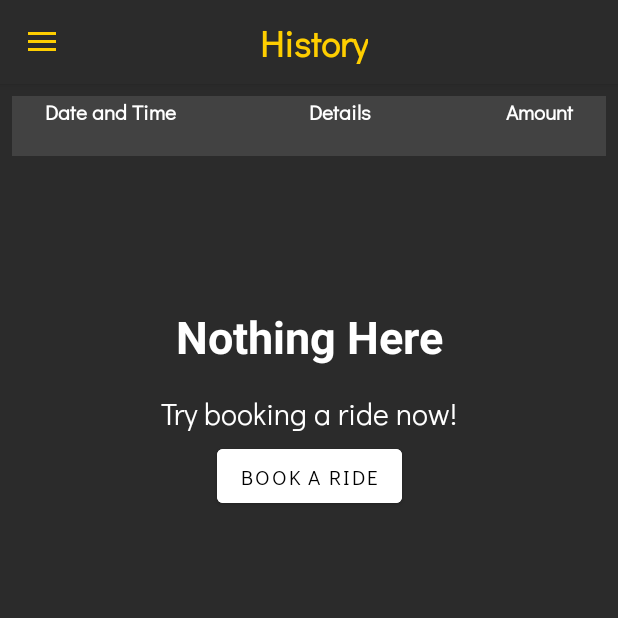
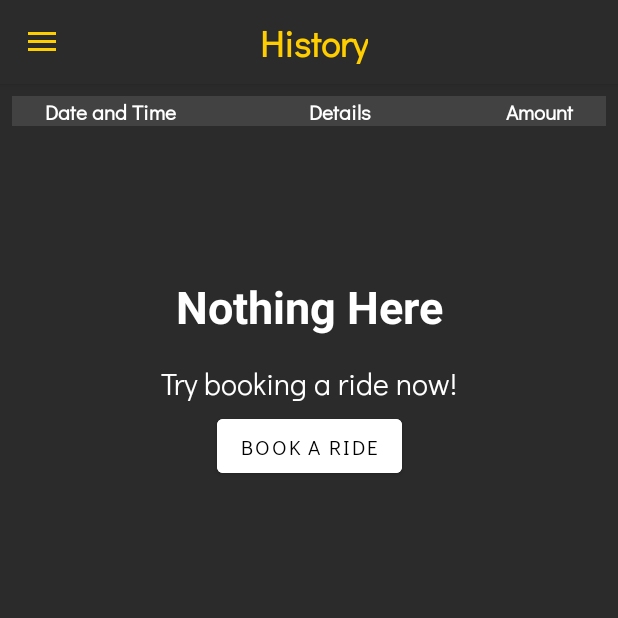
Before and after one commit to Evanchii/PayPoint, an Android app: the History screen opened directly, with no data from a screen before it, on a phone screen of 412 x 824 dp, the top half of it. Run offline under Robolectric (Android 15) with nearby library versions, the phone set to English and light mode, and no system bars; our stand-ins replace Firebase (no records; nobody signed in at launch, a user with empty details on screens opened directly).

Commit message:
fetch data in History

```diff
--- a/app/src/main/java/xyz/paypnt/paypoint/History.java
+++ b/app/src/main/java/xyz/paypnt/paypoint/History.java
@@ -5,6 +5,9 @@ import android.os.Bundle;
 import android.view.MenuItem;
 import android.view.View;
 import android.widget.Button;
+import android.widget.EditText;
+import android.widget.TableLayout;
+import android.widget.TableRow;
 import android.widget.TextView;
 import android.widget.Toast;
 
@@ -50,15 +53,27 @@ public class History extends AppCompatActivity implements NavigationView.OnNavig
         Button book = (Button) findViewById(R.id.his_book);
         book.setOnClickListener(v -> startActivity(new Intent(History.this, map_activity.class)));
 
+
+
+
         FirebaseAuth mAuth = FirebaseAuth.getInstance();
-        String uid= mAuth.getUid().toString();
+        String uid= mAuth.getCurrentUser().getUid();
         System.out.println(uid);
-        DatabaseReference dbref = FirebaseDatabase.getInstance().getReference().child("user").child(uid).child("History");
+        DatabaseReference dbref = FirebaseDatabase.getInstance().getReference().child("Users").child(uid).child("History");
         dbref.addListenerForSingleValueEvent(new ValueEventListener() {
             @Override
             public void onDataChange(@NonNull DataSnapshot snapshot) {
+
                 for (DataSnapshot a : snapshot.getChildren()) {
+
+
+
                     String dateTime = a.child("TimeDate").getValue().toString();
+                    String source = a.child("Source").getValue().toString();
+                    String destination = a.child("Destination").getValue().toString();
+                    String driver = a.child("Driver").getValue().toString();
+                    String type = a.child("Type").getValue().toString();
+                    String price = a.child("Price").getKey().toString();
                     System.out.println(dateTime);
 
 
--- a/app/src/main/res/layout/history.xml
+++ b/app/src/main/res/layout/history.xml
@@ -128,45 +128,6 @@
 
                     </TableRow>
 
-                    <TableRow
-                        android:id="@+id/his_Table"
-                        android:layout_width="match_parent"
-                        android:layout_height="match_parent" >
-
-                        <TextView
-                            android:id="@+id/his_DateTime"
-                            android:layout_width="wrap_content"
-                            android:layout_height="wrap_content"
-                            android:layout_weight="1"
-                            android:background="#A3515151"
-                            android:fontFamily="@font/main_font"
-                            android:textAlignment="center"
-                            android:textColor="@color/white"
-                            android:textStyle="bold"  />
-
-                        <TextView
-                            android:id="@+id/his_Details"
-                            android:layout_width="wrap_content"
-                            android:layout_height="wrap_content"
-                            android:layout_weight="1"
-                            android:background="#A3515151"
-                            android:fontFamily="@font/main_font"
-                            android:textAlignment="center"
-                            android:textColor="@color/white"
-                            android:textStyle="bold"  />
-
-                        <TextView
-                            android:id="@+id/his_Amount"
-                            android:layout_width="wrap_content"
-                            android:layout_height="wrap_content"
-                            android:layout_weight="1"
-                            android:background="#A3515151"
-                            android:fontFamily="@font/main_font"
-                            android:textAlignment="center"
-                            android:textColor="@color/white"
-                            android:textStyle="bold"  />
-                    </TableRow>
-
                 </TableLayout>
 
             </androidx.constraintlayout.widget.ConstraintLayout>
```
